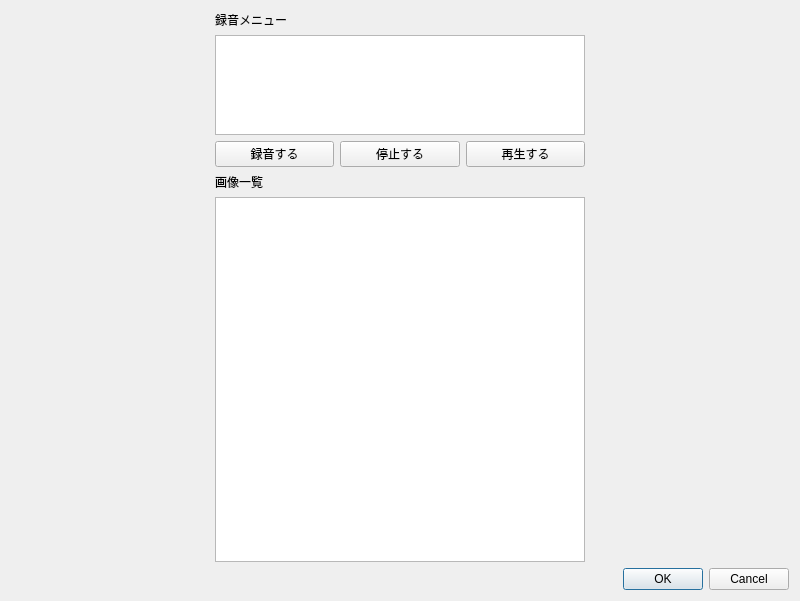
Before: the Qt Designer form ui/recordWithPhotoDialog.ui in yufujimoto/SurveyDataCollector, drawn with Qt 5.
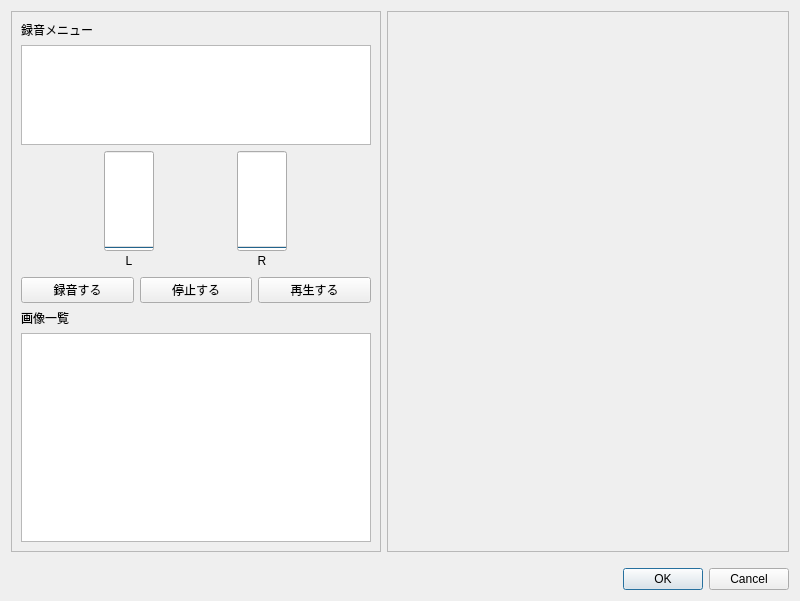
After: the same form once the commit is applied.

```diff
--- a/ui/recordWithPhotoDialog.ui
+++ b/ui/recordWithPhotoDialog.ui
@@ -19,13 +19,29 @@
   <property name="windowTitle">
    <string>Dialog</string>
   </property>
-  <layout class="QVBoxLayout" name="verticalLayout_2">
-   <item>
-    <layout class="QHBoxLayout" name="horizontalLayout">
-     <property name="topMargin">
-      <number>0</number>
+  <layout class="QGridLayout" name="gridLayout_3">
+   <item row="0" column="0">
+    <widget class="QFrame" name="frame">
+     <property name="minimumSize">
+      <size>
+       <width>0</width>
+       <height>100</height>
+      </size>
      </property>
-     <item>
+     <property name="maximumSize">
+      <size>
+       <width>370</width>
+       <height>16777215</height>
+      </size>
+     </property>
+     <property name="frameShape">
+      <enum>QFrame::StyledPanel</enum>
+     </property>
+     <property name="frameShadow">
+      <enum>QFrame::Raised</enum>
+     </property>
+     <layout class="QGridLayout" name="gridLayout_2">
+      <item row="0" column="0">
       <layout class="QVBoxLayout" name="verticalLayout_3">
        <property name="leftMargin">
         <number>0</number>
@@ -56,6 +72,101 @@
          </property>
         </widget>
        </item>
+        <item>
+         <layout class="QGridLayout" name="gridLayout">
+          <property name="topMargin">
+           <number>0</number>
+          </property>
+          <property name="spacing">
+           <number>0</number>
+          </property>
+          <item row="0" column="1">
+           <widget class="QProgressBar" name="pbr_l">
+            <property name="maximumSize">
+             <size>
+              <width>50</width>
+              <height>100</height>
+             </size>
+            </property>
+            <property name="minimum">
+             <number>0</number>
+            </property>
+            <property name="value">
+             <number>-1</number>
+            </property>
+            <property name="alignment">
+             <set>Qt::AlignCenter</set>
+            </property>
+            <property name="orientation">
+             <enum>Qt::Vertical</enum>
+            </property>
+            <property name="format">
+             <string/>
+            </property>
+           </widget>
+          </item>
+          <item row="0" column="2">
+           <widget class="QProgressBar" name="pbr_r">
+            <property name="minimumSize">
+             <size>
+              <width>0</width>
+              <height>50</height>
+             </size>
+            </property>
+            <property name="maximumSize">
+             <size>
+              <width>50</width>
+              <height>100</height>
+             </size>
+            </property>
+            <property name="value">
+             <number>0</number>
+            </property>
+            <property name="alignment">
+             <set>Qt::AlignCenter</set>
+            </property>
+            <property name="orientation">
+             <enum>Qt::Vertical</enum>
+            </property>
+            <property name="format">
+             <string/>
+            </property>
+           </widget>
+          </item>
+          <item row="1" column="1">
+           <widget class="QLabel" name="label">
+            <property name="maximumSize">
+             <size>
+              <width>16777215</width>
+              <height>20</height>
+             </size>
+            </property>
+            <property name="text">
+             <string>L</string>
+            </property>
+            <property name="alignment">
+             <set>Qt::AlignCenter</set>
+            </property>
+           </widget>
+          </item>
+          <item row="1" column="2">
+           <widget class="QLabel" name="label_2">
+            <property name="maximumSize">
+             <size>
+              <width>16777215</width>
+              <height>20</height>
+             </size>
+            </property>
+            <property name="text">
+             <string>R</string>
+            </property>
+            <property name="alignment">
+             <set>Qt::AlignCenter</set>
+            </property>
+           </widget>
+          </item>
+         </layout>
+        </item>
        <item>
         <layout class="QHBoxLayout" name="horizontalLayout_3">
          <property name="topMargin">
@@ -115,6 +226,18 @@
        </item>
       </layout>
      </item>
+     </layout>
+    </widget>
+   </item>
+   <item row="0" column="1">
+    <widget class="QFrame" name="frame_2">
+     <property name="frameShape">
+      <enum>QFrame::StyledPanel</enum>
+     </property>
+     <property name="frameShadow">
+      <enum>QFrame::Raised</enum>
+     </property>
+     <layout class="QHBoxLayout" name="horizontalLayout_4">
      <item>
       <layout class="QVBoxLayout" name="verticalLayout">
        <property name="leftMargin">
@@ -123,7 +246,13 @@
       </layout>
      </item>
     </layout>
+    </widget>
    </item>
+   <item row="1" column="1">
+    <layout class="QHBoxLayout" name="horizontalLayout">
+     <property name="topMargin">
+      <number>10</number>
+     </property>
    <item>
     <widget class="QDialogButtonBox" name="buttonBox">
      <property name="orientation">
@@ -133,6 +262,8 @@
       <set>QDialogButtonBox::Cancel|QDialogButtonBox::Ok</set>
      </property>
     </widget>
+     </item>
+    </layout>
    </item>
   </layout>
  </widget>
```
Lines whose indentation alone changed are shown as unchanged.
